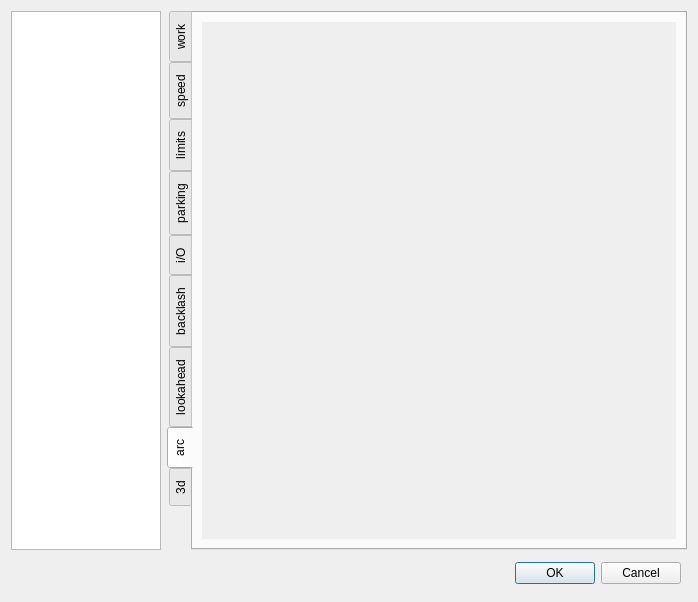
First picture: the form in sources/forms/Settings.ui, repository eduard-x/cnc-qt, before the edit.
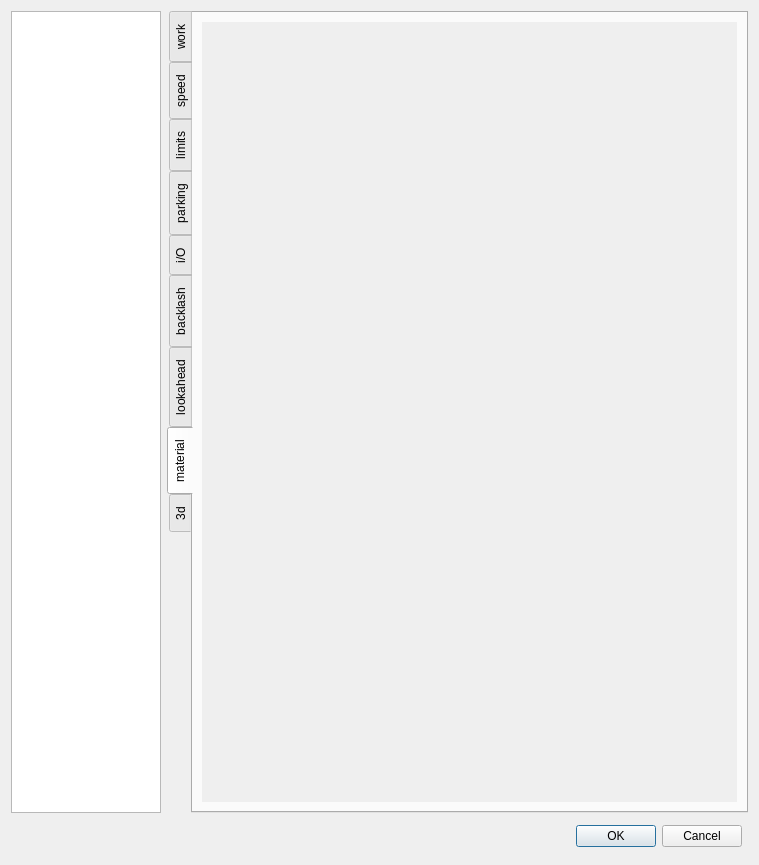
Second picture: the form after the edit. The open tabs and pages were chosen to show the change.

```diff
--- a/sources/forms/Settings.ui
+++ b/sources/forms/Settings.ui
@@ -6,8 +6,8 @@
    <rect>
     <x>0</x>
     <y>0</y>
-    <width>698</width>
-    <height>602</height>
+    <width>759</width>
+    <height>865</height>
    </rect>
   </property>
   <property name="sizePolicy">
@@ -2472,7 +2472,7 @@
          </sizepolicy>
         </property>
         <attribute name="title">
-         <string>arc</string>
+         <string>material</string>
         </attribute>
         <layout class="QGridLayout" name="gridLayout_15">
          <item row="0" column="0" colspan="2">
@@ -2494,8 +2494,8 @@
              <rect>
               <x>0</x>
               <y>0</y>
-              <width>476</width>
-              <height>519</height>
+              <width>537</width>
+              <height>790</height>
              </rect>
             </property>
             <layout class="QGridLayout" name="gridLayout_28">
```
Left out of the diff: 34 changed lines with no effect on the pictures.
